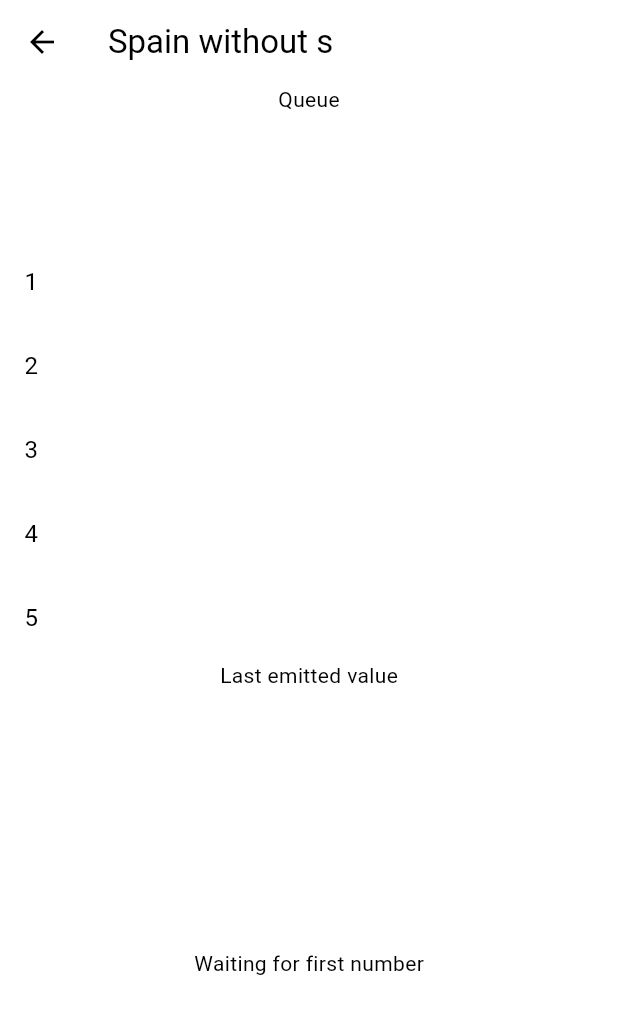
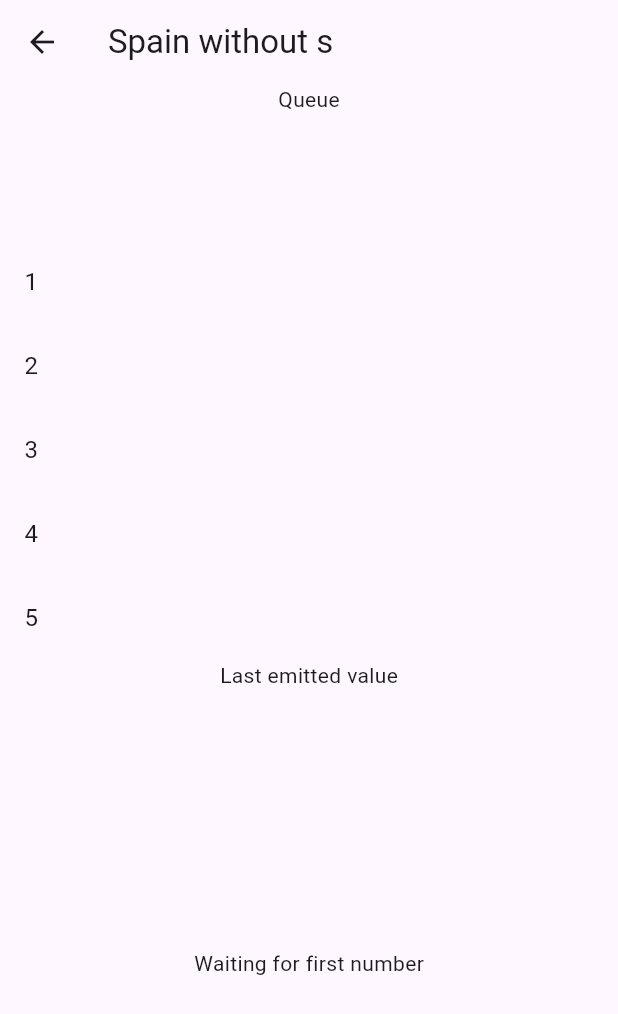
Before and after one commit to gorganAndrei98/help-center, a Flutter app: the screen it shows after launch, after a tap on "Go to the viber", on a phone screen of 412 x 824 dp. Shown: the top 1014 px of the screen. Run offline on Flutter 3.47's test engine with Material 3 defaults, Android fonts, the phone set to English and light mode, and no system bars; our stand-ins replace flutter_bloc, flutter_image_compress, flutter_svg, fluttertoast, get_it, image_picker and 1 more; network calls fail.

Commit message:
fix blue-ish background

```diff
--- a/lib/main.dart
+++ b/lib/main.dart
@@ -12,10 +12,7 @@ void main() {
   setUpLocator();
   runApp(
     Phoenix(
-      child: Theme(
-        data: AppTheme.base,
-        child: _loadApp(),
-      ),
+      child: _loadApp(),
     ),
   );
 }
--- a/pubspec.yaml
+++ b/pubspec.yaml
@@ -1,7 +1,7 @@
 name: flu
 description: Take home assignment for Joyflo
 publish_to: 'none' # Remove this line if you wish to publish to pub.dev
-version: 1.0.0+1
+version: 1.0.0+3
 
 environment:
   sdk: '>=3.1.3 <4.0.0'
@@ -55,3 +55,4 @@ flutter:
     - assets/hand_stop_sign.svg
     - assets/chat_cloud.svg
     - assets/thumb_down.svg
+    - shorebird.yaml
```
Also changed, not shown: 1 other file.
